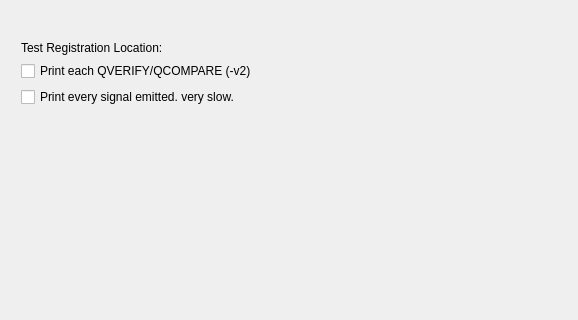
Old version of the form plugins/xtest/qtest/config/qtestconfigwidget.ui in the repository KDE/kdevelop; both pictures show x 0 to 578 and y 0 to 320 of the 578 by 556 pixel window.
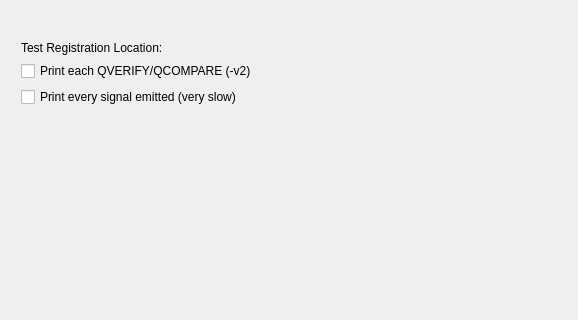
New version of the form. Custom widgets are drawn as their Qt base class.

Commit message: colons where colons belong (strings in configure dialog)

Patch:
```diff
--- a/plugins/xtest/qtest/config/qtestconfigwidget.ui
+++ b/plugins/xtest/qtest/config/qtestconfigwidget.ui
@@ -71,7 +71,7 @@
     <item>
      <widget class="QCheckBox" name="kcfg_printSignals" >
       <property name="text" >
-       <string>Print every signal emitted. very slow.</string>
+       <string>Print every signal emitted (very slow)</string>
       </property>
      </widget>
     </item>
```
The commit also changes 2 other files.
